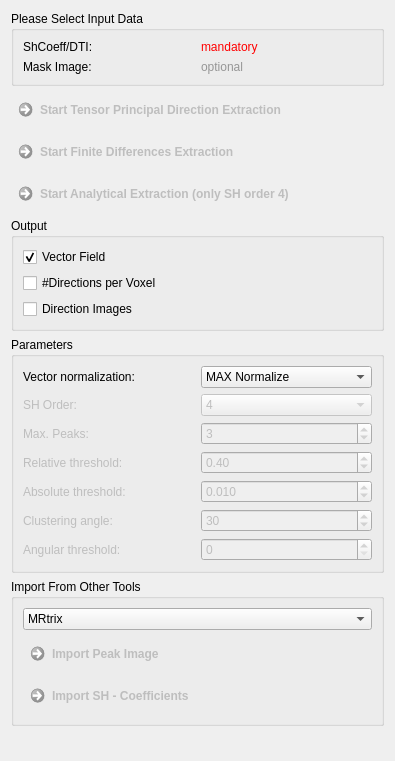
Above: Plugins/org.mitk.gui.qt.diffusionimaging/src/internal/QmitkOdfMaximaExtractionViewControls.ui from MITK/MITK before the change. Below: the same form after it.
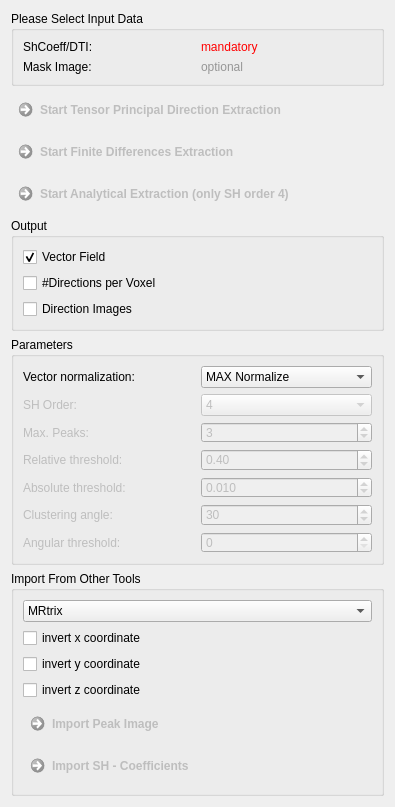
That is the form after the change.

```diff
--- a/Plugins/org.mitk.gui.qt.diffusionimaging/src/internal/QmitkOdfMaximaExtractionViewControls.ui
+++ b/Plugins/org.mitk.gui.qt.diffusionimaging/src/internal/QmitkOdfMaximaExtractionViewControls.ui
@@ -7,7 +7,7 @@
     <x>0</x>
     <y>0</y>
     <width>395</width>
-    <height>761</height>
+    <height>807</height>
    </rect>
   </property>
   <property name="windowTitle">
@@ -368,6 +368,19 @@
      </property>
      <layout class="QGridLayout" name="gridLayout_7">
       <item row="2" column="0">
+       <widget class="QCheckBox" name="m_InvertY">
+        <property name="toolTip">
+         <string>Only for peak import!</string>
+        </property>
+        <property name="statusTip">
+         <string>Only for peak import!</string>
+        </property>
+        <property name="text">
+         <string>invert y coordinate</string>
+        </property>
+       </widget>
+      </item>
+      <item row="5" column="0">
        <widget class="QCommandLinkButton" name="m_ImportShCoeffs">
         <property name="enabled">
          <bool>false</bool>
@@ -400,7 +413,7 @@
         </item>
        </widget>
       </item>
-      <item row="1" column="0">
+      <item row="4" column="0">
        <widget class="QCommandLinkButton" name="m_ImportPeaks">
         <property name="enabled">
          <bool>false</bool>
@@ -413,6 +426,32 @@
         </property>
        </widget>
       </item>
+      <item row="1" column="0">
+       <widget class="QCheckBox" name="m_InvertX">
+        <property name="toolTip">
+         <string>Only for peak import!</string>
+        </property>
+        <property name="statusTip">
+         <string>Only for peak import!</string>
+        </property>
+        <property name="text">
+         <string>invert x coordinate</string>
+        </property>
+       </widget>
+      </item>
+      <item row="3" column="0">
+       <widget class="QCheckBox" name="m_InvertZ">
+        <property name="toolTip">
+         <string>Only for peak import!</string>
+        </property>
+        <property name="statusTip">
+         <string>Only for peak import!</string>
+        </property>
+        <property name="text">
+         <string>invert z coordinate</string>
+        </property>
+       </widget>
+      </item>
      </layout>
     </widget>
    </item>
```
